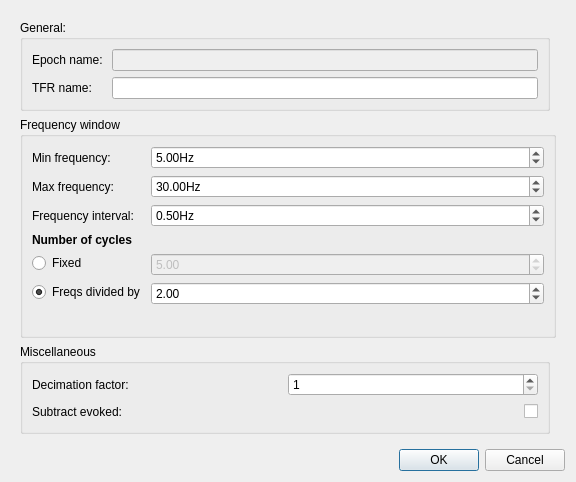
Qt form designer_ui_files/TFRDialogUi.ui (cibr-jyu/meggie) before a commit.
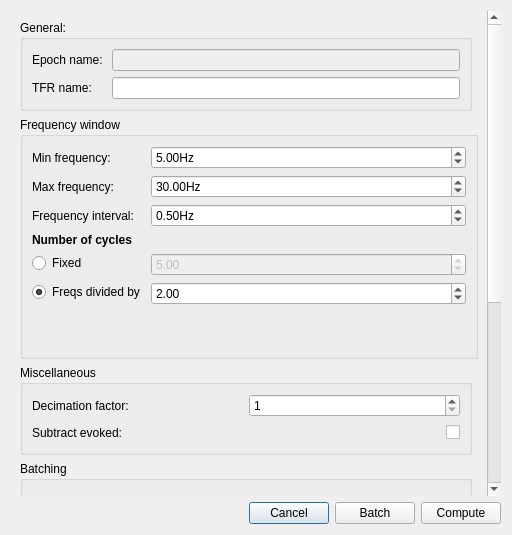
The same form after that commit.

Commit message: Add batching widget without implementation to TFR dialog

```diff
--- a/designer_ui_files/TFRDialogUi.ui
+++ b/designer_ui_files/TFRDialogUi.ui
@@ -6,8 +6,8 @@
    <rect>
     <x>0</x>
     <y>0</y>
-    <width>576</width>
-    <height>482</height>
+    <width>512</width>
+    <height>535</height>
    </rect>
   </property>
   <property name="windowTitle">
@@ -15,14 +15,38 @@
   </property>
   <layout class="QGridLayout" name="gridLayout_2">
    <item row="1" column="0">
-    <layout class="QVBoxLayout" name="verticalLayout">
+    <layout class="QHBoxLayout" name="horizontalLayout_2">
      <item>
-      <widget class="QDialogButtonBox" name="buttonBox">
+      <spacer name="horizontalSpacer_2">
        <property name="orientation">
         <enum>Qt::Horizontal</enum>
        </property>
-       <property name="standardButtons">
-        <set>QDialogButtonBox::Cancel|QDialogButtonBox::Ok</set>
+       <property name="sizeHint" stdset="0">
+        <size>
+         <width>40</width>
+         <height>20</height>
+        </size>
+       </property>
+      </spacer>
+     </item>
+     <item>
+      <widget class="QPushButton" name="pushButtonCancel">
+       <property name="text">
+        <string>Cancel</string>
+       </property>
+      </widget>
+     </item>
+     <item>
+      <widget class="QPushButton" name="pushButtonComputeBatch">
+       <property name="text">
+        <string>Batch</string>
+       </property>
+      </widget>
+     </item>
+     <item>
+      <widget class="QPushButton" name="pushButtonCompute">
+       <property name="text">
+        <string>Compute</string>
        </property>
       </widget>
      </item>
@@ -40,15 +64,15 @@
       <property name="geometry">
        <rect>
         <x>0</x>
-        <y>0</y>
-        <width>558</width>
-        <height>432</height>
+        <y>-314</y>
+        <width>480</width>
+        <height>800</height>
        </rect>
       </property>
       <property name="minimumSize">
        <size>
         <width>0</width>
-        <height>0</height>
+        <height>800</height>
        </size>
       </property>
       <layout class="QGridLayout" name="gridLayout_4">
@@ -331,6 +355,25 @@
          </layout>
         </widget>
        </item>
+       <item row="5" column="0">
+        <widget class="QGroupBox" name="groupBoxBatching">
+         <property name="title">
+          <string>Batching</string>
+         </property>
+         <layout class="QGridLayout" name="gridLayout">
+          <item row="0" column="0">
+           <widget class="QWidget" name="widgetBatchContainer" native="true">
+            <property name="minimumSize">
+             <size>
+              <width>0</width>
+              <height>300</height>
+             </size>
+            </property>
+           </widget>
+          </item>
+         </layout>
+        </widget>
+       </item>
       </layout>
      </widget>
     </widget>
```
Left out of the diff: 100 changed lines with no effect on the pictures. The commit also changes 2 other files.
